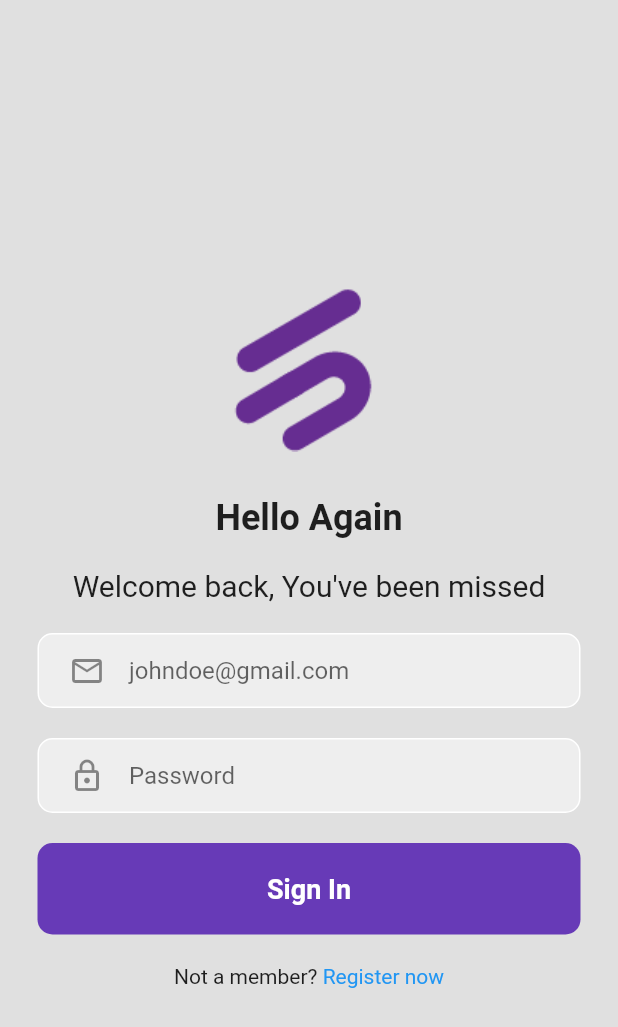
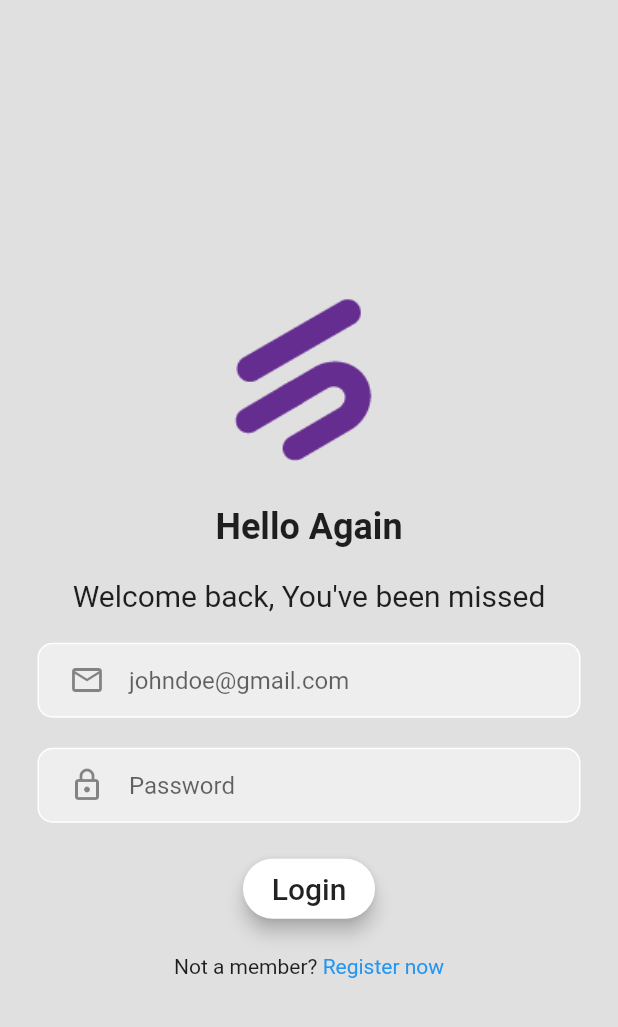
Before and after one commit to mrdavidorok/talconn, a Flutter app: the LoginPage screen opened directly, on a phone screen of 412 x 824 dp. Shown: the top 1027 px of the screen. Run offline on Flutter 3.47's test engine with Material 2 defaults, Android fonts, the light colour scheme and no system bars; our stand-ins replace cloud_firestore, firebase_auth, firebase_core; accounts and stored records are empty; network calls fail.

Commit message:
Business-Talent-Role Base Sign In

```diff
--- a/lib/pages/login_page.dart
+++ b/lib/pages/login_page.dart
@@ -3,8 +3,8 @@
 import 'package:firebase_auth/firebase_auth.dart';
 import 'package:flutter/material.dart';
 import 'package:cloud_firestore/cloud_firestore.dart';
-import 'package:issue24/pages/talents.dart';
-import 'package:issue24/pages/business.dart';
+import '../talents.dart';
+import '../business.dart';
 
 class LoginPage extends StatefulWidget {
   final VoidCallback showRegisterPage;
@@ -18,14 +18,8 @@ class _LoginPageState extends State<LoginPage> {
   //text controllers
   final _emailController = TextEditingController();
   final _passwordController = TextEditingController();
-  // final _auth = FirebaseAuth.instance;
-
-  Future signIn() async {
-    await FirebaseAuth.instance.signInWithEmailAndPassword(
-      email: _emailController.text.trim(),
-      password: _passwordController.text.trim(),
-    );
-  }
+  final _auth = FirebaseAuth.instance;
+  final _formkey = GlobalKey<FormState>();
 
   @override
   void dispose() {
@@ -63,12 +57,33 @@ class _LoginPageState extends State<LoginPage> {
     });
   }
 
+  void signIn(String email, String password) async {
+    if (_formkey.currentState!.validate()) {
+      try {
+        UserCredential userCredential =
+            await FirebaseAuth.instance.signInWithEmailAndPassword(
+          email: _emailController.text.trim(),
+          password: _passwordController.text.trim(),
+        );
+        route();
+      } on FirebaseAuthException catch (e) {
+        if (e.code == 'user-not-found') {
+          print('No user found for that email.');
+        } else if (e.code == 'wrong-password') {
+          print('Wrong password provided for that user.');
+        }
+      }
+    }
+  }
+
   Widget build(BuildContext context) {
     return Scaffold(
       backgroundColor: Colors.grey[300],
       body: SafeArea(
         child: Center(
           child: SingleChildScrollView(
+            child: Form(
+              key: _formkey,
               child: Column(
                 mainAxisAlignment: MainAxisAlignment.center,
                 children: [
@@ -143,29 +158,21 @@ class _LoginPageState extends State<LoginPage> {
                   ),
                   SizedBox(height: 20),
                   //Sign In Button
-                Padding(
-                  padding: const EdgeInsets.symmetric(horizontal: 25.0),
-                  child: GestureDetector(
-                    onTap: signIn,
-                    child: Container(
-                      decoration: BoxDecoration(
-                        color: Colors.deepPurple,
-                        borderRadius: BorderRadius.circular(10),
-                      ),
-                      child: Padding(
-                        padding: const EdgeInsets.all(20.0),
-                        child: Center(
+                  MaterialButton(
+                    shape: RoundedRectangleBorder(
+                        borderRadius: BorderRadius.all(Radius.circular(20.0))),
+                    elevation: 5.0,
+                    height: 40,
+                    onPressed: () {
+                      signIn(_emailController.text, _passwordController.text);
+                    },
                     child: Text(
-                          'Sign In',
+                      "Login",
                       style: TextStyle(
-                            fontWeight: FontWeight.bold,
-                            fontSize: 18,
-                            color: Colors.white,
-                          ),
-                        )),
+                        fontSize: 20,
                       ),
                     ),
-                  ),
+                    color: Colors.white,
                   ),
 
                   SizedBox(height: 20),
@@ -189,6 +196,7 @@ class _LoginPageState extends State<LoginPage> {
             ),
           ),
         ),
+      ),
     );
   }
 }
--- a/lib/pages/register_page.dart
+++ b/lib/pages/register_page.dart
@@ -246,7 +246,6 @@ class _RegisterPageState extends State<RegisterPage> {
                     ),
                   ),
                 ),
-
                 SizedBox(height: 20),
                 Row(
                   mainAxisAlignment: MainAxisAlignment.center,
```
Also changed, not shown: lib/business.dart (+42 -0 lines), lib/main.dart (+4 -4 lines), lib/startup.dart (+45 -0 lines), lib/talents.dart (+45 -0 lines), lib/firebase_options.dart, pubspec.lock. Lines whose indentation alone changed are shown as unchanged.
